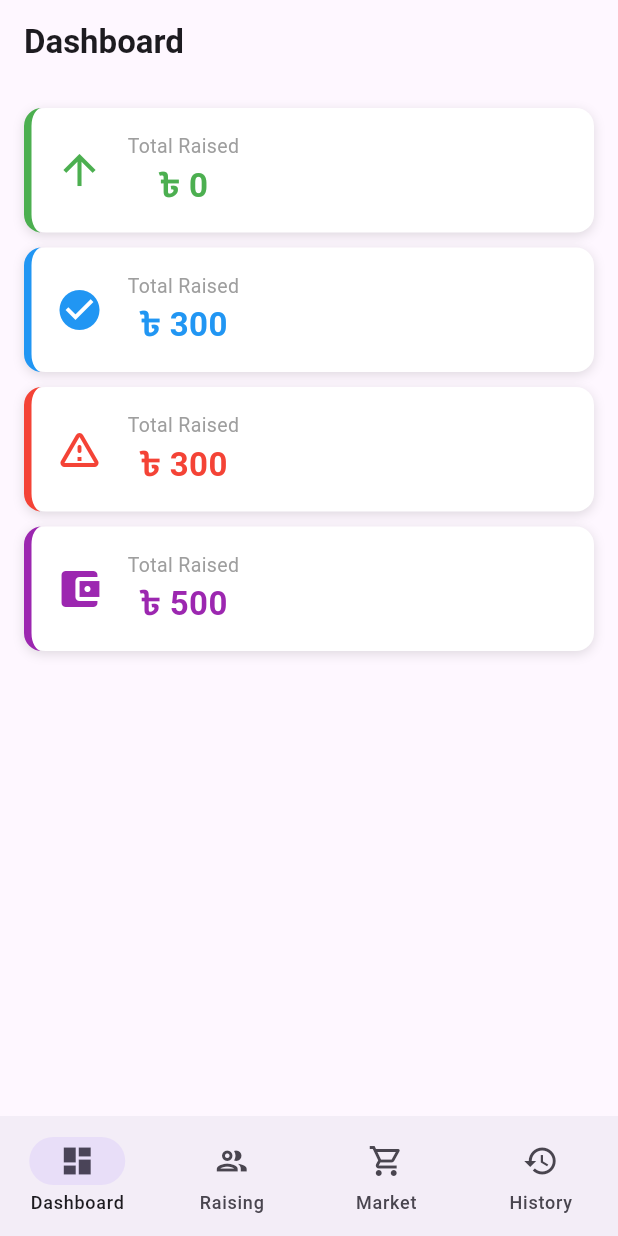
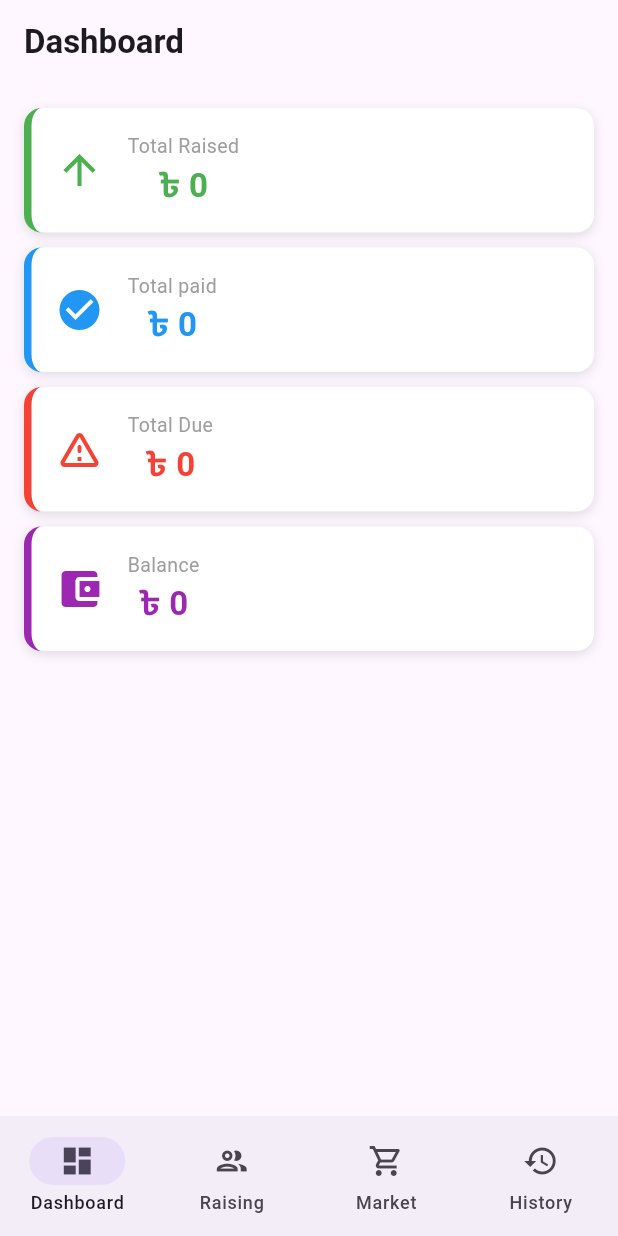
Before and after one commit to Yeasin00p/takar_khata, a Flutter app: the screen it shows after launch, on a phone screen of 412 x 824 dp. Run offline on Flutter 3.47's test engine with Material 3 defaults, Android fonts, the light colour scheme and no system bars; our stand-ins replace sqflite; accounts and stored records are empty.

Commit message:
dashborad show paid/due/balance

```diff
--- a/lib/features/dashborad/presentation/screen/dashborad_screen.dart
+++ b/lib/features/dashborad/presentation/screen/dashborad_screen.dart
@@ -2,6 +2,7 @@ import 'package:flutter/material.dart';
 import 'package:provider/provider.dart';
 import 'package:takar_khata/features/dashborad/presentation/widget/overview_card_widget.dart';
 
+import '../../../market/presentation/providers/market_provider.dart';
 import '../../../raising/presentation/providers/raising_providers.dart';
 
 class DashboradScreen extends StatelessWidget {
@@ -10,6 +11,7 @@ class DashboradScreen extends StatelessWidget {
   @override
   Widget build(BuildContext context) {
     final raising = context.watch<RaisingProvider>();
+    final market = context.watch<MarketProvider>();
 
     return Scaffold(
       appBar: AppBar(
@@ -26,24 +28,24 @@ class DashboradScreen extends StatelessWidget {
           ),
           const SizedBox(height: 10),
           OverviewCardWidget(
-            label: 'Total Raised',
-            amount: 300,
+            label: 'Total paid',
+            amount: market.totalPaid,
             color: Colors.blue,
             icon: Icons.check_circle,
           ),
           const SizedBox(height: 10),
 
           OverviewCardWidget(
-            label: 'Total Raised',
-            amount: 300,
+            label: 'Total Due',
+            amount: market.totalDue,
             color: Colors.red,
             icon: Icons.warning_amber_rounded,
           ),
           const SizedBox(height: 10),
 
           OverviewCardWidget(
-            label: 'Total Raised',
-            amount: 500,
+            label: 'Balance',
+            amount: market.balance,
             color: Colors.purple,
             icon: Icons.account_balance_wallet,
           ),
--- a/lib/features/market/presentation/widget/market_app_bar.dart
+++ b/lib/features/market/presentation/widget/market_app_bar.dart
@@ -18,7 +18,7 @@ class MarketAppBar extends StatelessWidget implements PreferredSizeWidget {
   Widget build(BuildContext context) {
     return AppBar(
       title: const Text('Market'),
-      backgroundColor: AppTheme.dark,
+      backgroundColor: AppTheme.green,
 
       bottom: TabBar(
         controller: controller,
--- a/lib/features/market/presentation/widget/market_fab.dart
+++ b/lib/features/market/presentation/widget/market_fab.dart
@@ -11,7 +11,7 @@ class MarketFab extends StatelessWidget {
   Widget build(BuildContext context) {
     return FloatingActionButton.extended(
       onPressed: onTap,
-      backgroundColor: AppTheme.dark,
+      backgroundColor: AppTheme.green,
 
       icon: const Icon(Icons.add, color: Colors.white),
 
```
Also changed, not shown: lib/features/market/presentation/widget/market_tile.dart (+17 -10 lines).
